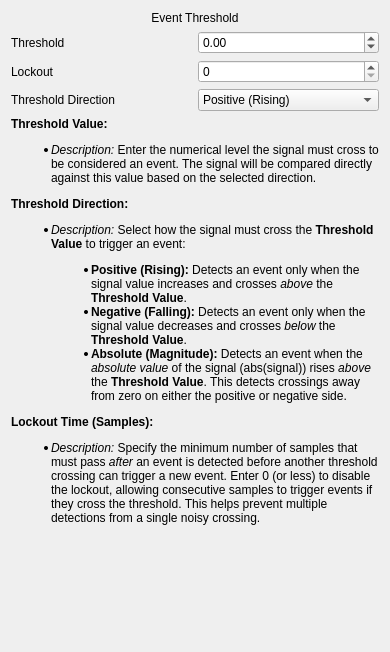
paulmthompson/WhiskerToolbox, file src/WhiskerToolbox/DataTransform_Widget/AnalogTimeSeries/AnalogEventThreshold_Widget/AnalogEventThreshold_Widget.ui: the form before one commit.
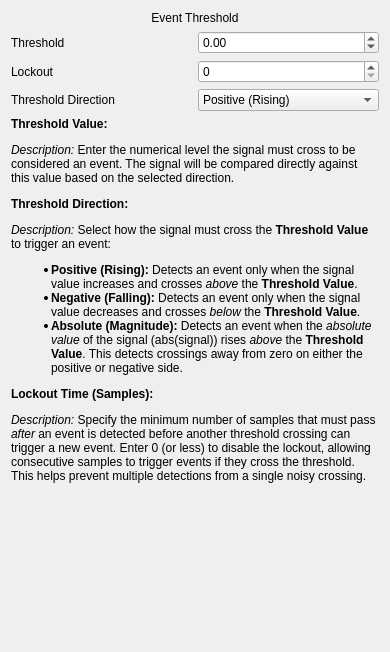
The form after the commit.

Commit message: better formatting for description of threshold

Patch:
```diff
--- a/src/WhiskerToolbox/DataTransform_Widget/AnalogTimeSeries/AnalogEventThreshold_Widget/AnalogEventThreshold_Widget.ui
+++ b/src/WhiskerToolbox/DataTransform_Widget/AnalogTimeSeries/AnalogEventThreshold_Widget/AnalogEventThreshold_Widget.ui
@@ -98,8 +98,23 @@
      <item>
       <widget class="QLabel" name="label_5">
        <property name="text">
-        <string>&lt;html&gt;&lt;head/&gt;&lt;body&gt;&lt;p&gt;&lt;span style=&quot; font-weight:700;&quot;&gt;Threshold Value:&lt;/span&gt;&lt;/p&gt;&lt;ul style=&quot;margin-top: 0px; margin-bottom: 0px; margin-left: 0px; margin-right: 0px; -qt-list-indent: 1;&quot;&gt;&lt;li style=&quot; margin-top:12px; margin-bottom:12px; margin-left:0px; margin-right:0px; -qt-block-indent:0; text-indent:0px;&quot;&gt;&lt;span style=&quot; font-style:italic;&quot;&gt;Description:&lt;/span&gt; Enter the numerical level the signal must cross to be considered an event. The signal will be compared directly against this value based on the selected direction.&lt;/li&gt;&lt;/ul&gt;&lt;p&gt;&lt;span style=&quot; font-weight:700;&quot;&gt;Threshold Direction:&lt;/span&gt;&lt;/p&gt;&lt;ul style=&quot;margin-top: 0px; margin-bottom: 0px; margin-left: 0px; margin-right: 0px; -qt-list-indent: 1;&quot;&gt;&lt;li style=&quot; margin-top:12px; margin-bottom:12px; margin-left:0px; margin-right:0px; -qt-block-indent:0; text-indent:0px;&quot;&gt;&lt;span style=&quot; font-style:italic;&quot;&gt;Description:&lt;/span&gt; Select how the signal must cross the &lt;span style=&quot; font-weight:700;&quot;&gt;Threshold Value&lt;/span&gt; to trigger an event: 
-&lt;ul style=&quot;margin-top: 0px; margin-bottom: 0px; margin-left: 0px; margin-right: 0px; -qt-list-indent: 2;&quot;&gt;&lt;li style=&quot; margin-top:0px; margin-bottom:0px; margin-left:0px; margin-right:0px; -qt-block-indent:0; text-indent:0px;&quot;&gt;&lt;span style=&quot; font-weight:700;&quot;&gt;Positive (Rising):&lt;/span&gt; Detects an event only when the signal value increases and crosses &lt;span style=&quot; font-style:italic;&quot;&gt;above&lt;/span&gt; the &lt;span style=&quot; font-weight:700;&quot;&gt;Threshold Value&lt;/span&gt;.&lt;/li&gt;&lt;li style=&quot; margin-top:0px; margin-bottom:0px; margin-left:0px; margin-right:0px; -qt-block-indent:0; text-indent:0px;&quot;&gt;&lt;span style=&quot; font-weight:700;&quot;&gt;Negative (Falling):&lt;/span&gt; Detects an event only when the signal value decreases and crosses &lt;span style=&quot; font-style:italic;&quot;&gt;below&lt;/span&gt; the &lt;span style=&quot; font-weight:700;&quot;&gt;Threshold Value&lt;/span&gt;.&lt;/li&gt;&lt;li style=&quot; margin-top:0px; margin-bottom:0px; margin-left:0px; margin-right:0px; -qt-block-indent:0; text-indent:0px;&quot;&gt;&lt;span style=&quot; font-weight:700;&quot;&gt;Absolute (Magnitude):&lt;/span&gt; Detects an event when the &lt;span style=&quot; font-style:italic;&quot;&gt;absolute value&lt;/span&gt; of the signal (&lt;span style=&quot; font-family:'Courier New';&quot;&gt;abs(signal)&lt;/span&gt;) rises &lt;span style=&quot; font-style:italic;&quot;&gt;above&lt;/span&gt; the &lt;span style=&quot; font-weight:700;&quot;&gt;Threshold Value&lt;/span&gt;. This detects crossings away from zero on either the positive or negative side.&lt;/li&gt;&lt;/ul&gt;&lt;/li&gt;&lt;/ul&gt;&lt;p&gt;&lt;span style=&quot; font-weight:700;&quot;&gt;Lockout Time (Samples):&lt;/span&gt;&lt;/p&gt;&lt;ul style=&quot;margin-top: 0px; margin-bottom: 0px; margin-left: 0px; margin-right: 0px; -qt-list-indent: 1;&quot;&gt;&lt;li style=&quot; margin-top:12px; margin-bottom:12px; margin-left:0px; margin-right:0px; -qt-block-indent:0; text-indent:0px;&quot;&gt;&lt;span style=&quot; font-style:italic;&quot;&gt;Description:&lt;/span&gt; Specify the minimum number of samples that must pass &lt;span style=&quot; font-style:italic;&quot;&gt;after&lt;/span&gt; an event is detected before another threshold crossing can trigger a new event. Enter &lt;span style=&quot; font-family:'Courier New';&quot;&gt;0&lt;/span&gt; (or less) to disable the lockout, allowing consecutive samples to trigger events if they cross the threshold. This helps prevent multiple detections from a single noisy crossing.&lt;/li&gt;&lt;/ul&gt;&lt;/body&gt;&lt;/html&gt;</string>
+        <string>&lt;!DOCTYPE HTML PUBLIC &quot;-//W3C//DTD HTML 4.0//EN&quot; &quot;http://www.w3.org/TR/REC-html40/strict.dtd&quot;&gt;
+&lt;html&gt;&lt;head&gt;&lt;meta name=&quot;qrichtext&quot; content=&quot;1&quot; /&gt;&lt;meta charset=&quot;utf-8&quot; /&gt;&lt;style type=&quot;text/css&quot;&gt;
+p, li { white-space: pre-wrap; }
+hr { height: 1px; border-width: 0; }
+li.unchecked::marker { content: &quot;\2610&quot;; }
+li.checked::marker { content: &quot;\2612&quot;; }
+&lt;/style&gt;&lt;/head&gt;&lt;body style=&quot; font-family:'Segoe UI'; font-size:9pt; font-weight:400; font-style:normal;&quot;&gt;
+&lt;p style=&quot; margin-top:12px; margin-bottom:12px; margin-left:0px; margin-right:0px; -qt-block-indent:0; text-indent:0px;&quot;&gt;&lt;span style=&quot; font-weight:700;&quot;&gt;Threshold Value:&lt;/span&gt;&lt;/p&gt;
+&lt;p style=&quot; margin-top:12px; margin-bottom:12px; margin-left:0px; margin-right:0px; -qt-block-indent:0; text-indent:0px;&quot;&gt;&lt;span style=&quot; font-style:italic;&quot;&gt;Description:&lt;/span&gt; Enter the numerical level the signal must cross to be considered an event. The signal will be compared directly against this value based on the selected direction.&lt;/p&gt;
+&lt;p style=&quot; margin-top:12px; margin-bottom:12px; margin-left:0px; margin-right:0px; -qt-block-indent:0; text-indent:0px;&quot;&gt;&lt;span style=&quot; font-weight:700;&quot;&gt;Threshold Direction:&lt;/span&gt;&lt;/p&gt;
+&lt;p style=&quot; margin-top:12px; margin-bottom:12px; margin-left:0px; margin-right:0px; -qt-block-indent:0; text-indent:0px;&quot;&gt;&lt;span style=&quot; font-style:italic;&quot;&gt;Description:&lt;/span&gt; Select how the signal must cross the &lt;span style=&quot; font-weight:700;&quot;&gt;Threshold Value&lt;/span&gt; to trigger an event: &lt;/p&gt;
+&lt;ul style=&quot;margin-top: 0px; margin-bottom: 0px; margin-left: 0px; margin-right: 0px; -qt-list-indent: 1;&quot;&gt;
+&lt;li style=&quot; margin-top:0px; margin-bottom:0px; margin-left:0px; margin-right:0px; -qt-block-indent:0; text-indent:0px;&quot;&gt;&lt;span style=&quot; font-weight:700;&quot;&gt;Positive (Rising):&lt;/span&gt; Detects an event only when the signal value increases and crosses &lt;span style=&quot; font-style:italic;&quot;&gt;above&lt;/span&gt; the &lt;span style=&quot; font-weight:700;&quot;&gt;Threshold Value&lt;/span&gt;.&lt;/li&gt;
+&lt;li style=&quot; margin-top:0px; margin-bottom:0px; margin-left:0px; margin-right:0px; -qt-block-indent:0; text-indent:0px;&quot;&gt;&lt;span style=&quot; font-weight:700;&quot;&gt;Negative (Falling):&lt;/span&gt; Detects an event only when the signal value decreases and crosses &lt;span style=&quot; font-style:italic;&quot;&gt;below&lt;/span&gt; the &lt;span style=&quot; font-weight:700;&quot;&gt;Threshold Value&lt;/span&gt;.&lt;/li&gt;
+&lt;li style=&quot; margin-top:0px; margin-bottom:0px; margin-left:0px; margin-right:0px; -qt-block-indent:0; text-indent:0px;&quot;&gt;&lt;span style=&quot; font-weight:700;&quot;&gt;Absolute (Magnitude):&lt;/span&gt; Detects an event when the &lt;span style=&quot; font-style:italic;&quot;&gt;absolute value&lt;/span&gt; of the signal (&lt;span style=&quot; font-family:'Courier New';&quot;&gt;abs(signal)&lt;/span&gt;) rises &lt;span style=&quot; font-style:italic;&quot;&gt;above&lt;/span&gt; the &lt;span style=&quot; font-weight:700;&quot;&gt;Threshold Value&lt;/span&gt;. This detects crossings away from zero on either the positive or negative side.&lt;/li&gt;&lt;/ul&gt;
+&lt;p style=&quot; margin-top:12px; margin-bottom:12px; margin-left:0px; margin-right:0px; -qt-block-indent:0; text-indent:0px;&quot;&gt;&lt;span style=&quot; font-weight:700;&quot;&gt;Lockout Time (Samples):&lt;/span&gt;&lt;/p&gt;
+&lt;p style=&quot; margin-top:12px; margin-bottom:12px; margin-left:0px; margin-right:0px; -qt-block-indent:0; text-indent:0px;&quot;&gt;&lt;span style=&quot; font-style:italic;&quot;&gt;Description:&lt;/span&gt; Specify the minimum number of samples that must pass &lt;span style=&quot; font-style:italic;&quot;&gt;after&lt;/span&gt; an event is detected before another threshold crossing can trigger a new event. Enter &lt;span style=&quot; font-family:'Courier New';&quot;&gt;0&lt;/span&gt; (or less) to disable the lockout, allowing consecutive samples to trigger events if they cross the threshold. This helps prevent multiple detections from a single noisy crossing.&lt;/p&gt;&lt;/body&gt;&lt;/html&gt;</string>
        </property>
        <property name="scaledContents">
         <bool>false</bool>
```
The commit also changes 3 other files.
